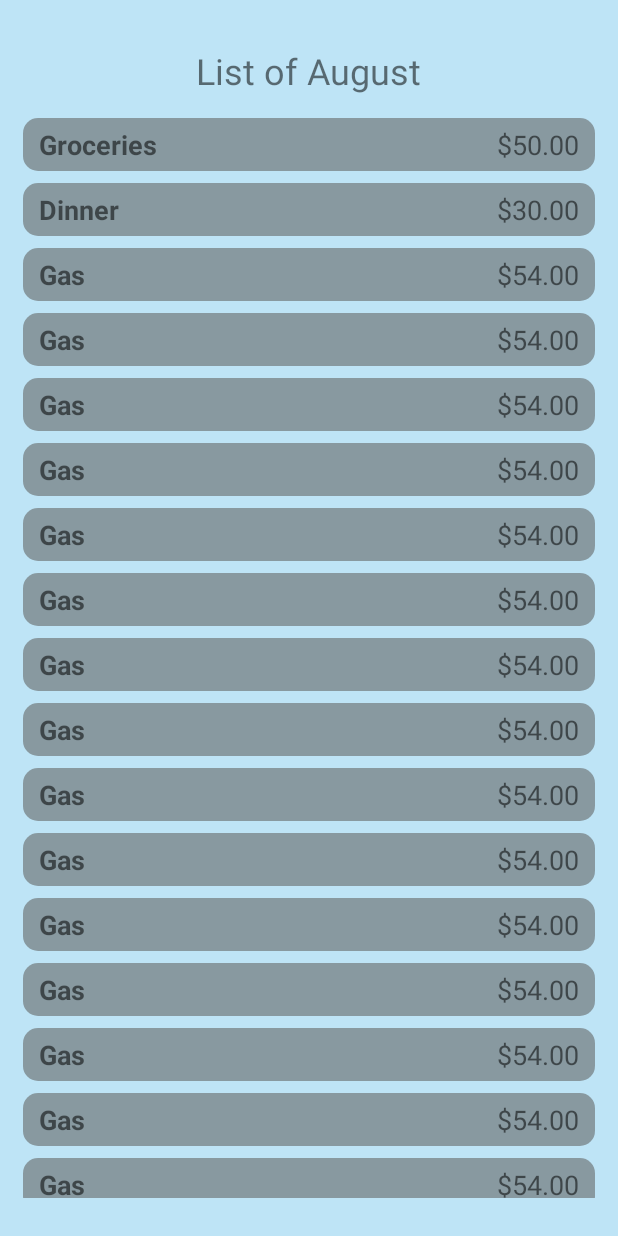
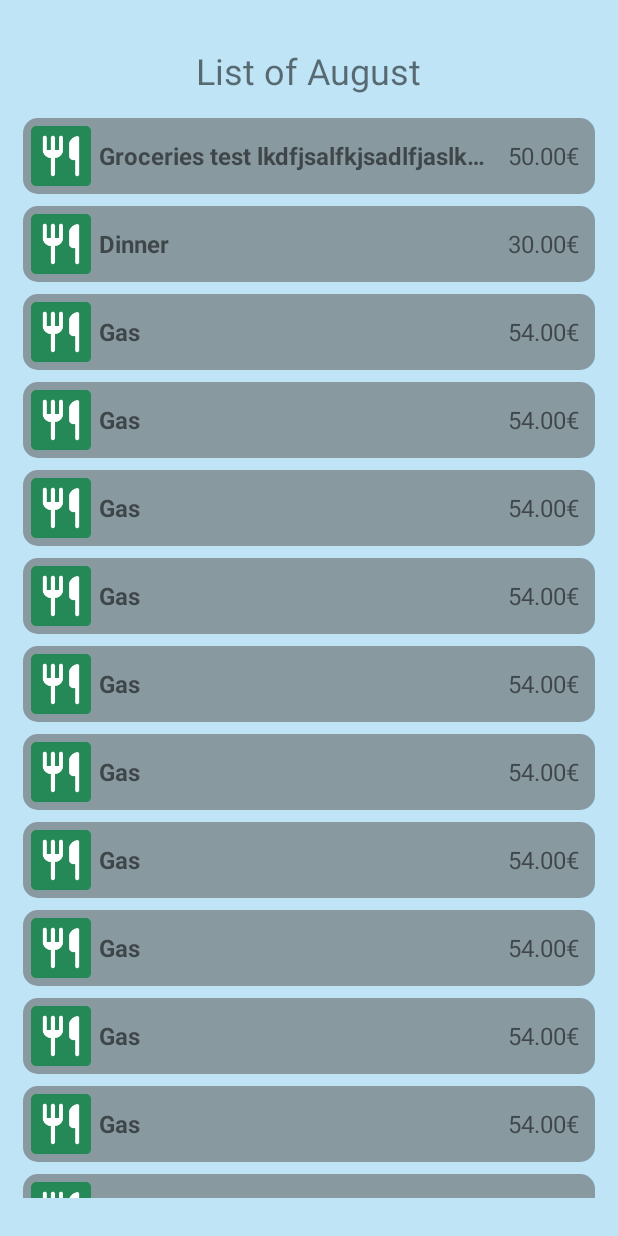
Before and after one commit to Pho3b/expense-tracker, an Android app: the screen it shows after launch (ExpenseListActivity), on a phone screen of 412 x 824 dp. Run offline under Robolectric (Android 15) with nearby library versions, the phone set to English and light mode, and no system bars.

Commit message:
style: concluded the basic structure of the expense_item UI element

```diff
--- a/app/src/main/AndroidManifest.xml
+++ b/app/src/main/AndroidManifest.xml
@@ -15,19 +15,16 @@
         <activity
             android:name=".MainActivity"
             android:exported="true"
-            android:label="@string/app_name"
+            android:theme="@style/Theme.ExpenseTracker.NoActionBar" />
+        <activity
+            android:name=".activities.ExpenseListActivity"
+            android:exported="true"
             android:theme="@style/Theme.ExpenseTracker.NoActionBar">
+
             <intent-filter>
                 <action android:name="android.intent.action.MAIN" />
-
                 <category android:name="android.intent.category.LAUNCHER" />
             </intent-filter>
-        </activity>
-        <activity
-            android:name=".activities.ExpenseListActivity"
-            android:label="@string/app_name"
-            android:theme="@style/Theme.ExpenseTracker.NoActionBar"
-            android:exported="true">
         </activity>
     </application>
 
--- a/app/src/main/java/com/example/expensetracker/MainActivity.java
+++ b/app/src/main/java/com/example/expensetracker/MainActivity.java
@@ -56,9 +56,9 @@ public class MainActivity extends AppCompatActivity {
         NavigationUI.setupWithNavController(navigationView, navController);
 
         // Starting the second activity
-        Log.d(this.getLocalClassName(), "Starting the second activity");
-        Intent intent = new Intent(MainActivity.this, ExpenseListActivity.class);
-        startActivity(intent);
+//        Log.d(this.getLocalClassName(), "Starting the second activity");
+//        Intent intent = new Intent(MainActivity.this, ExpenseListActivity.class);
+//        startActivity(intent);
     }
 
     @Override
--- a/app/src/main/java/com/example/expensetracker/activities/ExpenseListActivity.java
+++ b/app/src/main/java/com/example/expensetracker/activities/ExpenseListActivity.java
@@ -25,7 +25,7 @@ public class ExpenseListActivity extends AppCompatActivity {
         recyclerView = findViewById(R.id.recyclerView);
 
         List<Expense> expenses = new ArrayList<>();
-        expenses.add(new Expense("Groceries", 50.0));
+        expenses.add(new Expense("Groceries test lkdfjsalfkjsadlfjaslkdfjaslkdfjalsdfkfdl", 50.0));
         expenses.add(new Expense("Dinner", 30.0));
         expenses.add(new Expense("Gas", 54.0));
         expenses.add(new Expense("Gas", 54.0));
@@ -41,10 +41,7 @@ public class ExpenseListActivity extends AppCompatActivity {
         expenses.add(new Expense("Gas", 54.0));
         expenses.add(new Expense("Gas", 54.0));
         expenses.add(new Expense("Gas", 54.0));
-        expenses.add(new Expense("Gas", 54.0));
-        expenses.add(new Expense("Gas", 54.0));
-        expenses.add(new Expense("Gas", 54.0));
-        expenses.add(new Expense("Gas", 54.0));
+        expenses.add(new Expense("Restaurant", 54.0));
         expenses.add(new Expense("Gas", 54.0));
         expenses.add(new Expense("Gas", 54.0));
         expenses.add(new Expense("Gas", 54.0));
--- a/app/src/main/java/com/example/expensetracker/ui/expenses/ExpenseAdapter.java
+++ b/app/src/main/java/com/example/expensetracker/ui/expenses/ExpenseAdapter.java
@@ -23,7 +23,12 @@ public class ExpenseAdapter extends RecyclerView.Adapter<ExpenseAdapter.ViewHold
     @NonNull
     @Override
     public ViewHolder onCreateViewHolder(@NonNull ViewGroup parent, int viewType) {
-        View view = LayoutInflater.from(parent.getContext()).inflate(R.layout.expense_item, parent, false);
+        View view = LayoutInflater.from(parent.getContext()).inflate(
+                R.layout.expense_item,
+                parent,
+                false
+        );
+
         return new ViewHolder(view);
     }
 
@@ -31,7 +36,7 @@ public class ExpenseAdapter extends RecyclerView.Adapter<ExpenseAdapter.ViewHold
     public void onBindViewHolder(@NonNull ViewHolder holder, int position) {
         Expense expense = expenses.get(position);
         holder.expenseNameTextView.setText(expense.getName());
-        holder.expenseAmountTextView.setText(String.format("$%.2f", expense.getAmount()));
+        holder.expenseAmountTextView.setText(String.format("%.2f€", expense.getAmount()));
     }
 
     @Override
--- /dev/null
+++ b/app/src/main/res/drawable/ic_restaurant_foreground.xml
@@ -0,0 +1,15 @@
+<vector xmlns:android="http://schemas.android.com/apk/res/android"
+    android:width="108dp"
+    android:height="108dp"
+    android:viewportWidth="24"
+    android:viewportHeight="24"
+    android:tint="#FFFFFF">
+  <group android:scaleX="0.5394"
+      android:scaleY="0.5394"
+      android:translateX="5.5272"
+      android:translateY="5.5272">
+    <path
+        android:fillColor="@android:color/white"
+        android:pathData="M16,6v6c0,1.1 0.9,2 2,2h1v7c0,0.55 0.45,1 1,1s1,-0.45 1,-1L21,3.13c0,-0.65 -0.61,-1.13 -1.24,-0.98C17.6,2.68 16,4.51 16,6zM11,9L9,9L9,3c0,-0.55 -0.45,-1 -1,-1s-1,0.45 -1,1v6L5,9L5,3c0,-0.55 -0.45,-1 -1,-1s-1,0.45 -1,1v6c0,2.21 1.79,4 4,4v8c0,0.55 0.45,1 1,1s1,-0.45 1,-1v-8c2.21,0 4,-1.79 4,-4L13,3c0,-0.55 -0.45,-1 -1,-1s-1,0.45 -1,1v6z"/>
+  </group>
+</vector>
--- a/app/src/main/res/layout/activity_expense_list.xml
+++ b/app/src/main/res/layout/activity_expense_list.xml
@@ -23,7 +23,6 @@
     <androidx.recyclerview.widget.RecyclerView
         android:id="@+id/recyclerView"
         android:layout_width="match_parent"
-        android:layout_height="3dp"
-        android:layout_weight="1"
-        android:scrollbars="vertical" />
+        android:layout_height="0dp"
+        android:layout_weight="1" />
 </LinearLayout>
--- a/app/src/main/res/layout/expense_item.xml
+++ b/app/src/main/res/layout/expense_item.xml
@@ -7,15 +7,24 @@
     android:padding="5dp"
     android:layout_marginBottom="8dp">
 
+    <ImageView
+        android:layout_width="40dp"
+        android:layout_height="40dp"
+        android:src="@mipmap/ic_restaurant"
+        android:contentDescription="Category Icon" />
+
     <TextView
         android:id="@+id/expenseNameTextView"
         android:layout_width="0dp"
         android:layout_height="wrap_content"
         android:layout_weight="1"
         android:gravity="start"
-        android:textSize="18sp"
-        android:paddingStart="5dp"
-        android:paddingEnd="5dp"
+        android:layout_gravity="center_vertical"
+        android:textSize="@dimen/expense_amount_txt_dim"
+        android:paddingStart="@dimen/expense_txt_end_padding"
+        android:paddingEnd="@dimen/expense_txt_end_padding"
+        android:ellipsize="end"
+        android:singleLine="true"
         android:textStyle="bold" />
 
     <TextView
@@ -23,7 +32,8 @@
         android:layout_width="wrap_content"
         android:layout_height="wrap_content"
         android:gravity="end"
-        android:paddingStart="5dp"
-        android:paddingEnd="5dp"
-        android:textSize="18sp" />
+        android:layout_gravity="center_vertical"
+        android:paddingStart="@dimen/expense_txt_start_padding"
+        android:paddingEnd="@dimen/expense_txt_end_padding"
+        android:textSize="@dimen/expense_amount_txt_dim" />
 </LinearLayout>
--- /dev/null
+++ b/app/src/main/res/mipmap-anydpi-v26/ic_restaurant.xml
@@ -0,0 +1,5 @@
+<?xml version="1.0" encoding="utf-8"?>
+<adaptive-icon xmlns:android="http://schemas.android.com/apk/res/android">
+    <background android:drawable="@color/ic_restaurant_background"/>
+    <foreground android:drawable="@drawable/ic_restaurant_foreground"/>
+</adaptive-icon>
--- a/app/src/main/res/values/dimens.xml
+++ b/app/src/main/res/values/dimens.xml
@@ -5,4 +5,8 @@
     <dimen name="nav_header_vertical_spacing">8dp</dimen>
     <dimen name="nav_header_height">176dp</dimen>
     <dimen name="fab_margin">16dp</dimen>
+    <dimen name="expense_txt_end_padding">5dp</dimen>
+    <dimen name="expense_txt_start_padding">8dp</dimen>
+    <dimen name="expense_amount_txt_dim">16sp</dimen>
+    <dimen name="expense_descr_txt_dim">18sp</dimen>
 </resources>
--- /dev/null
+++ b/app/src/main/res/values/ic_restaurant_background.xml
@@ -0,0 +1,4 @@
+<?xml version="1.0" encoding="utf-8"?>
+<resources>
+    <color name="ic_restaurant_background">#258857</color>
+</resources>
```
